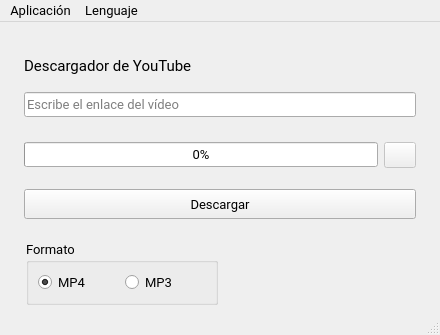
Above: app/ui/MainWindow.ui from caicesardev/GUIDownloader before the change. Below: the same form after it.
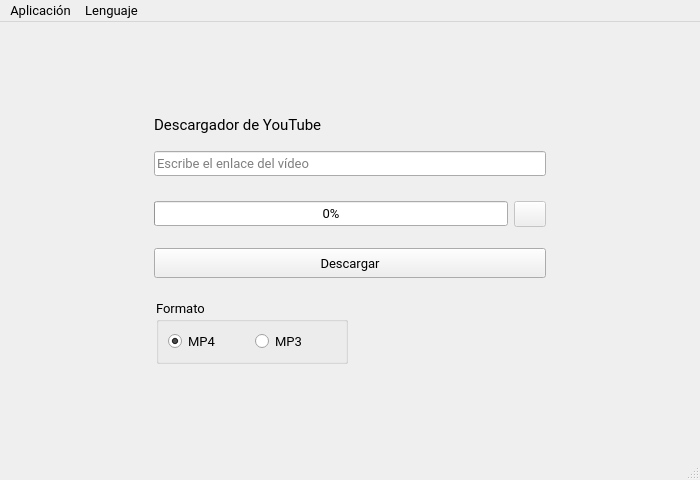
That is the form after the change. Icons and pictures are not drawn.

Commit message: Updated requirements.txt GUI and removed PyTube

Diff of the .ui file:
```diff
--- a/app/ui/MainWindow.ui
+++ b/app/ui/MainWindow.ui
@@ -6,8 +6,8 @@
    <rect>
     <x>0</x>
     <y>0</y>
-    <width>440</width>
-    <height>335</height>
+    <width>700</width>
+    <height>480</height>
    </rect>
   </property>
   <property name="minimumSize">
@@ -322,8 +322,8 @@
     <rect>
      <x>0</x>
      <y>0</y>
-     <width>440</width>
-     <height>22</height>
+     <width>700</width>
+     <height>21</height>
     </rect>
    </property>
    <property name="styleSheet">
```
Left out of the diff: 5 changed lines with no effect on the pictures. The commit also changes 3 other files.
